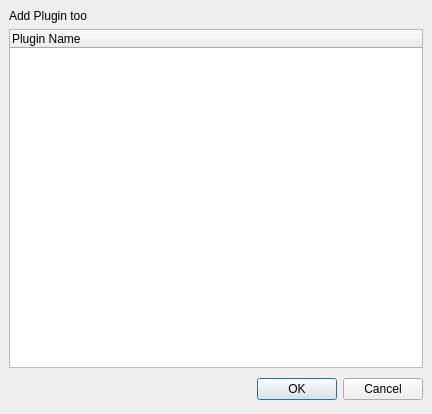
First picture: the form in src/traverso/ui/PluginSelectorDialog.ui, repository ErwanLegrand/Traverso-DAW, before the edit.
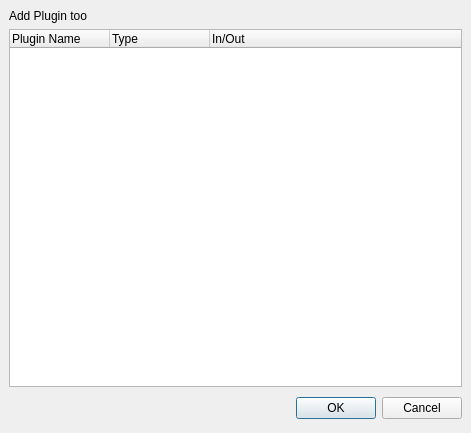
Second picture: the form after the edit.

Commit message: * only show plugins in the selector dialog that should work with traverso * sort on and show plugin type, mono/stereo

What changed in the file:
```diff
--- a/src/traverso/ui/PluginSelectorDialog.ui
+++ b/src/traverso/ui/PluginSelectorDialog.ui
@@ -5,8 +5,8 @@
    <rect>
     <x>0</x>
     <y>0</y>
-    <width>432</width>
-    <height>414</height>
+    <width>471</width>
+    <height>433</height>
    </rect>
   </property>
   <property name="windowTitle" >
@@ -33,6 +33,16 @@
        <string>Plugin Name</string>
       </property>
      </column>
+     <column>
+      <property name="text" >
+       <string>Type</string>
+      </property>
+     </column>
+     <column>
+      <property name="text" >
+       <string>In/Out</string>
+      </property>
+     </column>
     </widget>
    </item>
    <item>
```
The commit also changes 4 other files.
